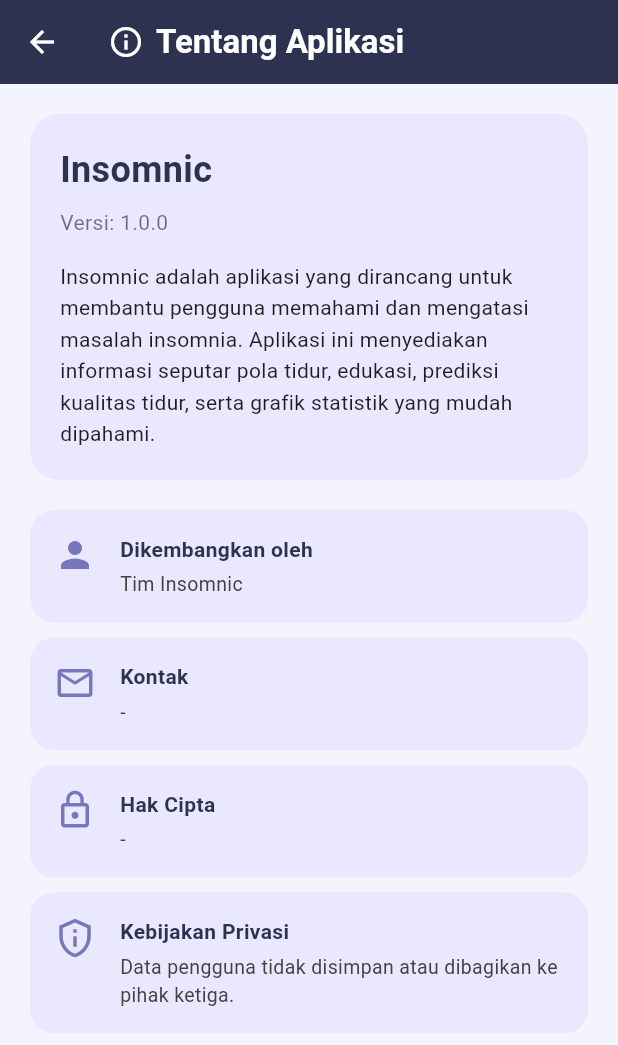
After one commit to riziqhilmi/Insomnia-Mobile, a Flutter app: the TentangAplikasiPage screen opened directly, on a phone screen of 412 x 824 dp. The commit adds this screen. Shown: the top 1045 px of the screen. Run offline on Flutter 3.47's test engine with Material 3 defaults, Android fonts, the phone set to English and light mode, and no system bars; our stand-ins replace animated_background, get, google_fonts; Roboto replaces fonts that are missing (Montserrat).

Commit message:
add tentang aplikasi

```diff
--- a/lib/page/profile_page.dart
+++ b/lib/page/profile_page.dart
@@ -1,6 +1,7 @@
 import 'package:flutter/material.dart';
 import 'package:get/get.dart'; // Import GetX
 import 'package:insomnia_app/page/language_page.dart';
+import 'package:insomnia_app/page/tentangapk_page.dart'; // <-- Tambahkan ini
 import '../screens/login_screen.dart';
 import '../screens/edit_profile_screen.dart';
 import '../screens/security_privacy_screen.dart';
@@ -9,7 +10,6 @@ import '/page/home_page.dart';
 class ProfilePage extends StatelessWidget {
   const ProfilePage({super.key});
 
-  // Data sementara untuk debugging (ganti dengan data dinamis dari state management atau penyimpanan)
   final String username = "ari";
   final String phone = "081234567890";
   final String email = "darunganari@gmail.com";
@@ -88,10 +88,12 @@ class ProfilePage extends StatelessWidget {
                       isEditProfile: true),
                   _buildButton(context, 'Keamanan & privasi', Icons.lock,
                       isSecurity: true),
-                  _buildButton(context, 'Peraturan notifikasi', Icons.notifications),
+                  _buildButton(
+                      context, 'Peraturan notifikasi', Icons.notifications),
                   _buildButton(context, 'Bahasa', Icons.language,
                       isLanguage: true),
-                  _buildButton(context, 'Tentang Aplikasi', Icons.info),
+                  _buildButton(context, 'Tentang Aplikasi', Icons.info,
+                      isAboutApp: true), // <- Tambahkan flag baru
                   _buildButton(context, 'Keluar Akun', Icons.logout,
                       isLogout: true),
                 ],
@@ -114,7 +116,8 @@ class ProfilePage extends StatelessWidget {
         },
         items: const [
           BottomNavigationBarItem(icon: Icon(Icons.home), label: 'Beranda'),
-          BottomNavigationBarItem(icon: Icon(Icons.analytics), label: 'Prediksi'),
+          BottomNavigationBarItem(
+              icon: Icon(Icons.analytics), label: 'Prediksi'),
           BottomNavigationBarItem(icon: Icon(Icons.person), label: 'Saya'),
         ],
       ),
@@ -125,7 +128,8 @@ class ProfilePage extends StatelessWidget {
       {bool isLogout = false,
       bool isEditProfile = false,
       bool isSecurity = false,
-      bool isLanguage = false}) {
+      bool isLanguage = false,
+      bool isAboutApp = false}) {
     return Container(
       width: double.infinity,
       margin: const EdgeInsets.only(bottom: 12),
@@ -133,10 +137,8 @@ class ProfilePage extends StatelessWidget {
         onPressed: () {
           if (isImplemented) {
             if (isEditProfile) {
-              // Navigasi ke EditProfileScreen
               Get.to(() => const EditProfileScreen());
             } else if (isSecurity) {
-              // Navigasi ke SecurityPrivacyScreen dengan parameter wajib
               Get.to(() => SecurityPrivacyScreen(
                     username: username,
                     phone: _maskPhoneNumber(phone),
@@ -144,9 +146,10 @@ class ProfilePage extends StatelessWidget {
                   ));
             } else if (isLanguage) {
               Get.to(() => const LanguageSelectionApp());
-            } else {
+            } else if (isAboutApp) {
+              Get.to(() => const TentangAplikasiPage());
+            } else if (isLogout) {
               Get.offAll(() => const LoginScreen());
-            }
             } else {
               Get.showSnackbar(GetSnackBar(
                 message: 'Fitur $title belum diimplementasikan',
@@ -155,32 +158,7 @@ class ProfilePage extends StatelessWidget {
                 snackPosition: SnackPosition.BOTTOM,
               ));
             }
-
-          // if (isLogout) {
-          //   // Navigasi ke halaman LoginScreen dengan menghapus semua halaman sebelumnya
-          //   Get.offAll(() => const LoginScreen());
-          // }
-          // else if (isEditProfile) {
-          //   // Navigasi ke EditProfileScreen
-          //   Get.to(() => const EditProfileScreen());
-          // } else if (isSecurity) {
-          //   // Navigasi ke SecurityPrivacyScreen dengan parameter wajib
-          //   Get.to(() => SecurityPrivacyScreen(
-          //         username: username,
-          //         phone: _maskPhoneNumber(phone),
-          //         email: _maskEmail(email),
-          //       ));
-          // } else {
-          //   // Get.snackbar('Info', 'Fitur $title belum diimplementasikan');
-          //   Get.showSnackbar(GetSnackBar(
-          //     message: 'Fitur $title belum diimplementasikan',
-          //     duration: const Duration(seconds: 2),
-          //     backgroundColor: Colors.red,
-          //     snackPosition: SnackPosition.BOTTOM,
-          //   ));
-          //   // Logika lainnya jika bukan tombol logout
-
-          // }
+          }
         },
         style: ElevatedButton.styleFrom(
           backgroundColor: Colors.deepPurple[600],
@@ -206,13 +184,11 @@ class ProfilePage extends StatelessWidget {
     );
   }
 
-  // Fungsi untuk masking nomor telepon
   String _maskPhoneNumber(String phone) {
     if (phone.length < 4) return phone;
     return "${phone.substring(0, phone.length - 4)}****";
   }
 
-  // Fungsi untuk masking email
   String _maskEmail(String email) {
     final parts = email.split('@');
     if (parts[0].length < 3) return email;
--- /dev/null
+++ b/lib/page/tentangapk_page.dart
@@ -0,0 +1,161 @@
+import 'package:flutter/material.dart';
+
+class TentangAplikasiPage extends StatelessWidget {
+  const TentangAplikasiPage({Key? key}) : super(key: key);
+
+  @override
+  Widget build(BuildContext context) {
+    const Color primaryColor = Color(0xFF2D3250);
+    const Color accentColor = Color(0xFF7776BC);
+    const Color backgroundColor = Color(0xFFF4F4FF);
+    const Color cardColor = Color(0xFFE9E8FF);
+
+    return Scaffold(
+      backgroundColor: backgroundColor,
+      appBar: AppBar(
+        backgroundColor: primaryColor,
+        elevation: 0,
+        leading: IconButton(
+          icon: const Icon(Icons.arrow_back, color: Colors.white),
+          onPressed: () {
+            Navigator.pop(context); // kembali ke halaman sebelumnya
+          },
+        ),
+        title: const Row(
+          children: [
+            Icon(Icons.info_outline, color: Colors.white),
+            SizedBox(width: 8),
+            Text(
+              'Tentang Aplikasi',
+              style: TextStyle(
+                color: Colors.white,
+                fontWeight: FontWeight.bold,
+                fontFamily: 'Montserrat',
+              ),
+            ),
+          ],
+        ),
+      ),
+      body: Padding(
+        padding: const EdgeInsets.all(20),
+        child: ListView(
+          children: [
+            Container(
+              padding: const EdgeInsets.all(20),
+              decoration: BoxDecoration(
+                color: cardColor,
+                borderRadius: BorderRadius.circular(20),
+              ),
+              child: const Column(
+                crossAxisAlignment: CrossAxisAlignment.start,
+                children: [
+                  Text(
+                    'Insomnic',
+                    style: TextStyle(
+                      color: Color(0xFF2D3250),
+                      fontSize: 24,
+                      fontWeight: FontWeight.bold,
+                      fontFamily: 'Montserrat',
+                    ),
+                  ),
+                  SizedBox(height: 8),
+                  Text(
+                    'Versi: 1.0.0',
+                    style: TextStyle(
+                      color: Colors.black54,
+                      fontSize: 14,
+                    ),
+                  ),
+                  SizedBox(height: 16),
+                  Text(
+                    'Insomnic adalah aplikasi yang dirancang untuk membantu pengguna memahami dan mengatasi masalah insomnia. Aplikasi ini menyediakan informasi seputar pola tidur, edukasi, prediksi kualitas tidur, serta grafik statistik yang mudah dipahami.',
+                    style: TextStyle(
+                      color: Colors.black87,
+                      fontSize: 14,
+                      height: 1.5,
+                    ),
+                  ),
+                ],
+              ),
+            ),
+            const SizedBox(height: 20),
+            _buildInfoTile(
+              icon: Icons.person,
+              title: 'Dikembangkan oleh',
+              subtitle: 'Tim Insomnic',
+              iconColor: accentColor,
+            ),
+            const SizedBox(height: 10),
+            _buildInfoTile(
+              icon: Icons.mail_outline,
+              title: 'Kontak',
+              subtitle: '-',
+              iconColor: accentColor,
+            ),
+            const SizedBox(height: 10),
+            _buildInfoTile(
+              icon: Icons.lock_outline,
+              title: 'Hak Cipta',
+              subtitle: '-',
+              iconColor: accentColor,
+            ),
+            const SizedBox(height: 10),
+            _buildInfoTile(
+              icon: Icons.privacy_tip_outlined,
+              title: 'Kebijakan Privasi',
+              subtitle:
+                  'Data pengguna tidak disimpan atau dibagikan ke pihak ketiga.',
+              iconColor: accentColor,
+            ),
+          ],
+        ),
+      ),
+    );
+  }
+
+  Widget _buildInfoTile({
+    required IconData icon,
+    required String title,
+    required String subtitle,
+    required Color iconColor,
+  }) {
+    return Container(
+      padding: const EdgeInsets.all(16),
+      decoration: BoxDecoration(
+        color: Color(0xFFE9E8FF),
+        borderRadius: BorderRadius.circular(16),
+      ),
+      child: Row(
+        crossAxisAlignment: CrossAxisAlignment.start,
+        children: [
+          Icon(icon, color: iconColor, size: 28),
+          const SizedBox(width: 16),
+          Expanded(
+            child: Column(
+              crossAxisAlignment: CrossAxisAlignment.start,
+              children: [
+                Text(
+                  title,
+                  style: const TextStyle(
+                    color: Color(0xFF2D3250),
+                    fontSize: 14,
+                    fontWeight: FontWeight.bold,
+                    fontFamily: 'Montserrat',
+                  ),
+                ),
+                const SizedBox(height: 4),
+                Text(
+                  subtitle,
+                  style: TextStyle(
+                    color: Colors.grey[800],
+                    fontSize: 13,
+                  ),
+                ),
+              ],
+            ),
+          ),
+        ],
+      ),
+    );
+  }
+}
```
Lines whose indentation alone changed are shown as unchanged.
